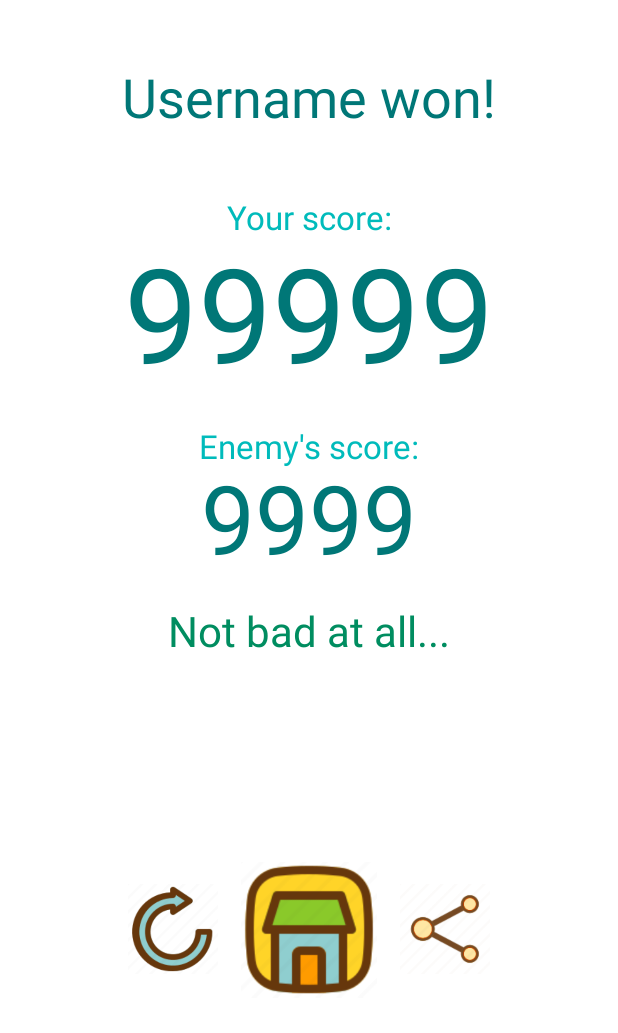
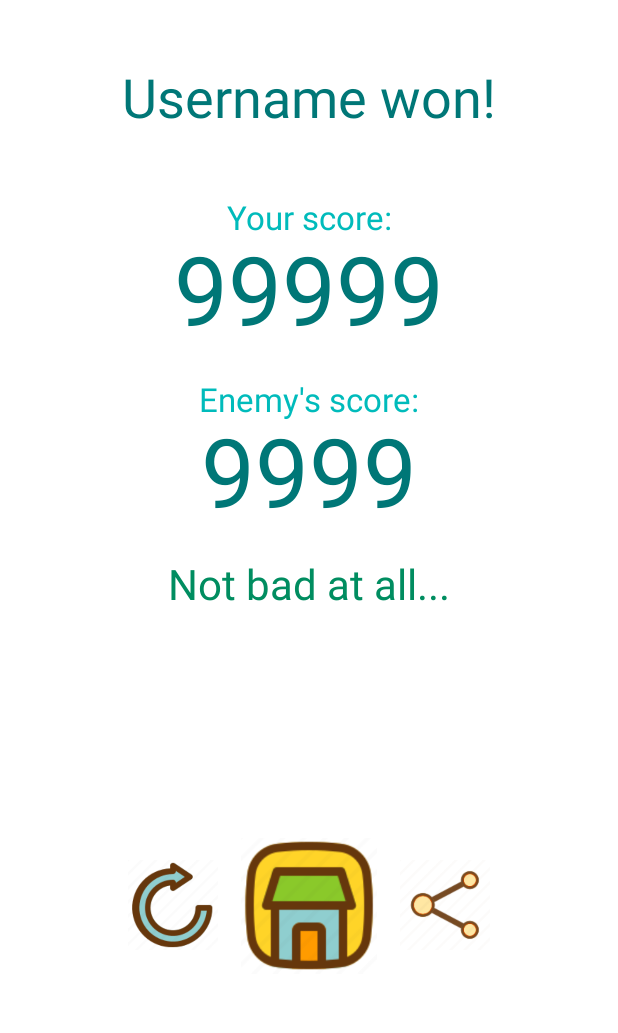
Before and after one commit to YehudaElyasaf/brain-battle, an Android app: the layout fragment_end_game.xml on its own in the app's theme, with its tools: preview values and no code run, on a phone screen of 412 x 824 dp. Shown: the top 1033 px of the screen. Run offline under Robolectric (Android 15) with nearby library versions, the phone set to English and light mode, and no system bars.

```diff
--- a/app/src/main/res/layout/fragment_end_game.xml
+++ b/app/src/main/res/layout/fragment_end_game.xml
@@ -16,7 +16,7 @@
         android:layout_marginTop="-10dp"
         android:text="99999"
         android:textColor="#FF007777"
-        android:textSize="88dp"
+        android:textSize="64dp"
         app:layout_constraintEnd_toEndOf="parent"
         app:layout_constraintStart_toStartOf="parent"
         app:layout_constraintTop_toBottomOf="@+id/textView3" />
```
Also changed, not shown: app/src/main/java/com/example/trivia/EndGameFragment.java (+3 -6 lines), 2 other files.
